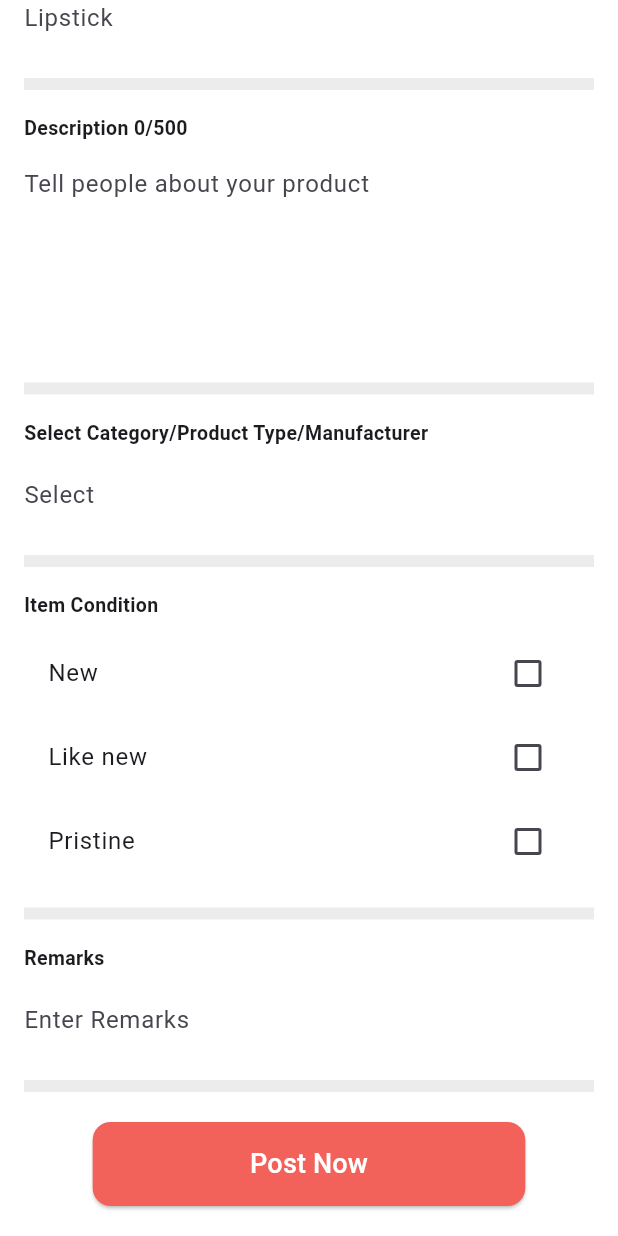
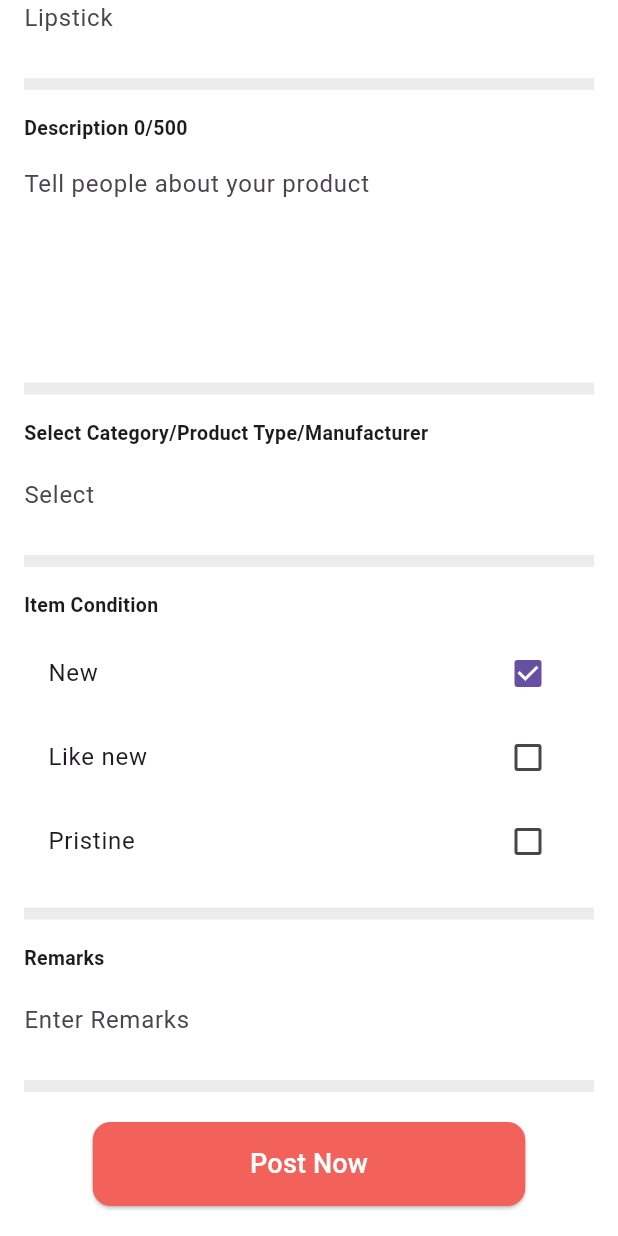
Before and after one commit to xiangxiang3451/itemExchange, a Flutter app: the PostScreen screen opened directly, scrolled down 355 dp, after a tap on "New", on a phone screen of 412 x 824 dp. Run offline on Flutter 3.47's test engine with Material 3 defaults, Android fonts, the phone set to English and light mode, and no system bars; our stand-ins replace shared_preferences; accounts and stored records are empty; network calls fail.

Commit message:
Добавлено сохранение postCard через SharedPreferences

```diff
--- /dev/null
+++ b/lib/localStorageService/sharedPreferences.dart
@@ -0,0 +1,28 @@
+import 'package:shared_preferences/shared_preferences.dart';
+
+class LocalStorageService {
+  static final LocalStorageService _instance = LocalStorageService._internal();
+  factory LocalStorageService() => _instance;
+  LocalStorageService._internal();
+
+  static SharedPreferences? _prefs;
+
+  Future<void> init() async {
+    _prefs = await SharedPreferences.getInstance();
+  }
+
+  // 保存数据
+  Future<void> saveString(String key, String value) async {
+    await _prefs?.setString(key, value);
+  }
+
+  // 加载数据
+  String? loadString(String key) {
+    return _prefs?.getString(key);
+  }
+
+  // 清除数据
+  Future<void> clear() async {
+    await _prefs?.clear();
+  }
+}
--- a/lib/model/postModel.dart
+++ b/lib/model/postModel.dart
@@ -1,15 +1,15 @@
 class Post {
-  String? productName;
-  String? description;
-  String? category;
-  String? itemCondition;
-  String? remarks;
+  String productName = '';
+  String description = '';
+  String category = '';
+  String itemCondition = '';
+  String remarks = '';
 
   Post({
-    this.productName,
-    this.description,
-    this.category,
-    this.itemCondition,
-    this.remarks,
+    this.productName = '',
+    this.description = '',
+    this.category = '',
+    this.itemCondition = '',
+    this.remarks = '',
   });
 }
--- a/lib/screens/postScreen.dart
+++ b/lib/screens/postScreen.dart
@@ -1,7 +1,7 @@
 import 'package:flutter/material.dart';
+import 'package:item_exchange/screens/homeScreen.dart';
 import 'package:item_exchange/viewmodels/postViewmodel.dart';
 import 'package:provider/provider.dart';
-import 'package:item_exchange/screens/homeScreen.dart';
 
 class PostScreen extends StatefulWidget {
   @override
@@ -9,6 +9,15 @@ class PostScreen extends StatefulWidget {
 }
 
 class _PostScreenState extends State<PostScreen> {
+  @override
+  void initState() {
+    super.initState();
+    // 延迟调用 loadData
+    Future.microtask(() {
+      Provider.of<PostViewModel>(context, listen: false).loadData();
+    });
+  }
+
   @override
   Widget build(BuildContext context) {
     final viewModel = Provider.of<PostViewModel>(context);
@@ -78,6 +87,7 @@ class _PostScreenState extends State<PostScreen> {
                         border: InputBorder.none,
                       ),
                       onChanged: viewModel.updateProductName,
+                      controller: viewModel.productNameController,
                     ),
                     const SizedBox(height: 16),
                     Container(
@@ -98,6 +108,7 @@ class _PostScreenState extends State<PostScreen> {
                         border: InputBorder.none,
                       ),
                       onChanged: viewModel.updateDescription,
+                      controller: viewModel.descriptionController,
                     ),
                     const SizedBox(height: 16),
                     Container(
@@ -117,6 +128,7 @@ class _PostScreenState extends State<PostScreen> {
                         border: InputBorder.none,
                       ),
                       onChanged: viewModel.updateCategory,
+                      controller: viewModel.categoryController,
                     ),
                     const SizedBox(height: 16),
                     Container(
@@ -134,21 +146,21 @@ class _PostScreenState extends State<PostScreen> {
                       children: [
                         CheckboxListTile(
                           title: const Text('New'),
-                          value: false,
+                          value: viewModel.post.itemCondition == 'New',
                           onChanged: (value) {
                             viewModel.updateItemCondition('New');
                           },
                         ),
                         CheckboxListTile(
                           title: const Text('Like new'),
-                          value: false,
+                          value: viewModel.post.itemCondition == 'Like new',
                           onChanged: (value) {
                             viewModel.updateItemCondition('Like new');
                           },
                         ),
                         CheckboxListTile(
                           title: const Text('Pristine'),
-                          value: false,
+                          value: viewModel.post.itemCondition == 'Pristine',
                           onChanged: (value) {
                             viewModel.updateItemCondition('Pristine');
                           },
@@ -173,6 +185,7 @@ class _PostScreenState extends State<PostScreen> {
                         border: InputBorder.none,
                       ),
                       onChanged: viewModel.updateRemarks,
+                      controller: viewModel.remarksController,
                     ),
                     const SizedBox(height: 16),
                     Container(
@@ -186,12 +199,25 @@ class _PostScreenState extends State<PostScreen> {
                         width: MediaQuery.of(context).size.width * 0.7,
                         child: ElevatedButton(
                           onPressed: () async {
-                            await viewModel.postItem();
-                            Navigator.push(
-                              context,
-                              MaterialPageRoute(
-                                  builder: (context) => PostSuccessScreen()),
-                            );
+                            try {
+                              // 保存数据
+                              await viewModel.saveData();
+
+                              // 跳转到成功页面
+                              Navigator.push(
+                                context,
+                                MaterialPageRoute(
+                                    builder: (context) => PostSuccessScreen()),
+                              );
+                            } catch (e) {
+                              // 错误处理
+                              ScaffoldMessenger.of(context).showSnackBar(
+                                SnackBar(
+                                  content: Text("Failed to save data: $e"),
+                                  backgroundColor: Colors.red,
+                                ),
+                              );
+                            }
                           },
                           style: ElevatedButton.styleFrom(
                             backgroundColor: const Color(0xFFF2625A),
@@ -218,6 +244,7 @@ class _PostScreenState extends State<PostScreen> {
     );
   }
 }
+
 class PostSuccessScreen extends StatelessWidget {
   @override
   Widget build(BuildContext context) {
--- a/lib/viewmodels/postViewmodel.dart
+++ b/lib/viewmodels/postViewmodel.dart
@@ -1,30 +1,55 @@
 import 'package:flutter/material.dart';
-import 'package:item_exchange/Model/postModel.dart';
-import 'package:item_exchange/repositories/postRepository.dart';
+import 'package:item_exchange/localStorageService/sharedPreferences.dart';
+import 'package:item_exchange/model/postModel.dart';
 
 class PostViewModel with ChangeNotifier {
-  final PostRepository _repository = PostRepository();
+  final LocalStorageService _storage = LocalStorageService();
+  Post _post = Post();
 
-  Post _post = Post();
+  // TextEditingController
+  final TextEditingController productNameController = TextEditingController();
+  final TextEditingController descriptionController = TextEditingController();
+  final TextEditingController categoryController = TextEditingController();
+  final TextEditingController remarksController = TextEditingController();
+
   Post get post => _post;
 
   bool _isLoading = false;
   bool get isLoading => _isLoading;
 
-  Future<void> postItem() async {
+  // 初始化时加载数据
+  Future<void> loadData() async {
     _isLoading = true;
     notifyListeners();
 
-    try {
-      await _repository.postItem(_post);
-    } catch (e) {
-      print("Error posting item: $e");
-    } finally {
-      _isLoading = false;
-      notifyListeners();
-    }
+    await _storage.init();
+    _post.productName = _storage.loadString('productName') ?? '';
+    _post.description = _storage.loadString('description') ?? '';
+    _post.category = _storage.loadString('category') ?? '';
+    _post.itemCondition = _storage.loadString('itemCondition') ?? '';
+    _post.remarks = _storage.loadString('remarks') ?? '';
+
+    // 更新控制器的值
+    productNameController.text = _post.productName;
+    descriptionController.text = _post.description;
+    categoryController.text = _post.category;
+    remarksController.text = _post.remarks;
+
+    _isLoading = false;
+    notifyListeners();
   }
 
+  // 保存数据
+  Future<void> saveData() async {
+    await _storage.init();
+    await _storage.saveString('productName', _post.productName);
+    await _storage.saveString('description', _post.description);
+    await _storage.saveString('category', _post.category);
+    await _storage.saveString('itemCondition', _post.itemCondition);
+    await _storage.saveString('remarks', _post.remarks);
+  }
+
+  // 更新数据
   void updateProductName(String value) {
     _post.productName = value;
     notifyListeners();
@@ -49,4 +74,14 @@ class PostViewModel with ChangeNotifier {
     _post.remarks = value;
     notifyListeners();
   }
+
+  @override
+  void dispose() {
+    // 释放控制器
+    productNameController.dispose();
+    descriptionController.dispose();
+    categoryController.dispose();
+    remarksController.dispose();
+    super.dispose();
+  }
 }
--- a/pubspec.yaml
+++ b/pubspec.yaml
@@ -31,6 +31,7 @@ dependencies:
   flutter:
     sdk: flutter
   provider: ^6.0.0
+  shared_preferences: ^2.2.2
 
 
   # The following adds the Cupertino Icons font to your application.
```
Also changed, not shown: pubspec.lock.
